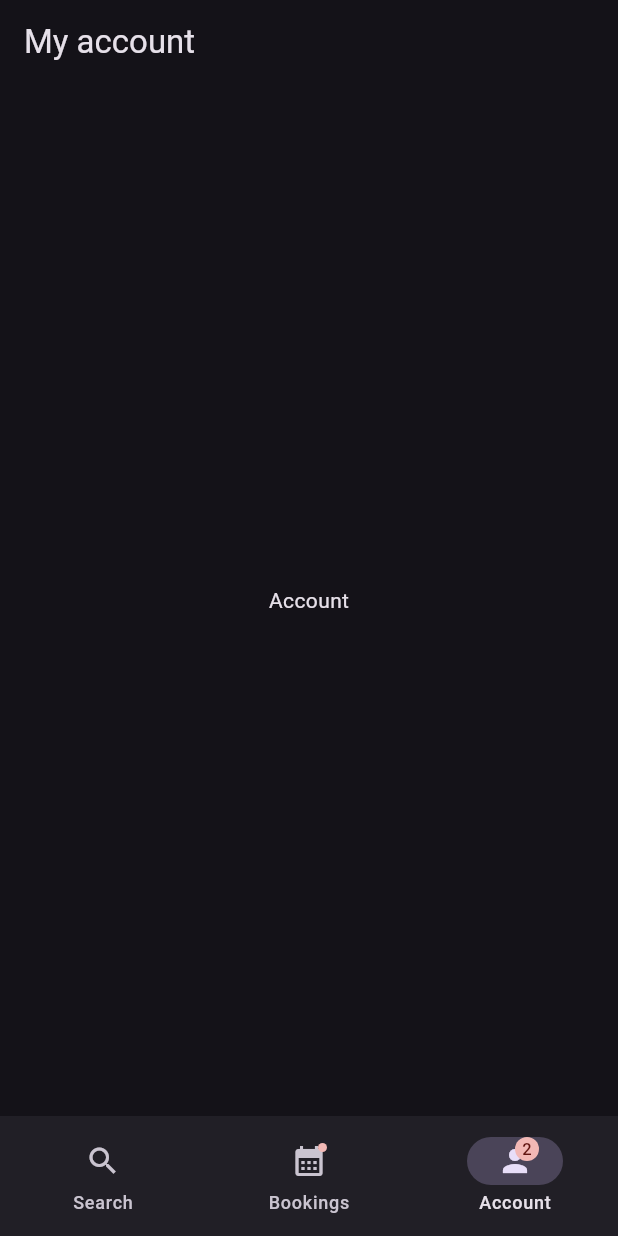
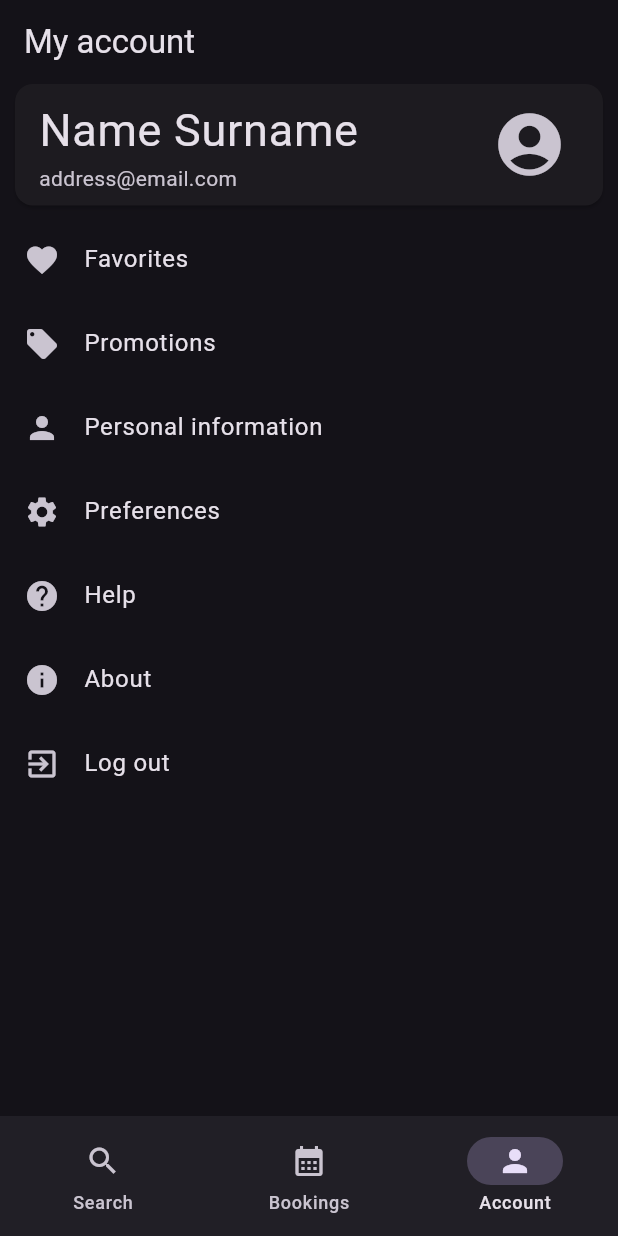
Before and after one commit to TeriyakiGod/tablebooking_flutter, a Flutter app: the screen it shows after launch, on a phone screen of 412 x 824 dp. Run offline on Flutter 3.47's test engine with Material 3 defaults, Android fonts, the phone set to English and light mode, and no system bars; our stand-ins replace firebase_core, geolocator, go_router, google_maps_flutter, share_plus; accounts and stored records are empty.

Commit message:
added account view logged in screen

```diff
--- a/lib/account_view.dart
+++ b/lib/account_view.dart
@@ -9,8 +9,49 @@ class AccountView extends StatelessWidget {
         appBar: AppBar(
           title: const Text('My account'),
         ),
-        body: const Center(
-          child: Text('Account'),
-        ));
+        body: Column(children: [
+          const Card(
+            margin: EdgeInsets.only(bottom: 8, left: 10, right: 10),
+            child: ListTile(
+              title: Text("Name Surname", style: TextStyle(fontSize: 30)),
+              subtitle: Text("address@email.com"),
+              trailing: Icon(Icons.account_circle, size: 50.0),
+            ),
+          ),
+          Expanded(
+            child: ListView(
+              children: const [
+                ListTile(
+                  title: Text('Favorites'),
+                  leading: Icon(Icons.favorite),
+                ),
+                ListTile(
+                  title: Text('Promotions'),
+                  leading: Icon(Icons.local_offer),
+                ),
+                ListTile(
+                  title: Text('Personal information'),
+                  leading: Icon(Icons.person),
+                ),
+                ListTile(
+                  title: Text('Preferences'),
+                  leading: Icon(Icons.settings),
+                ),
+                ListTile(
+                  title: Text('Help'),
+                  leading: Icon(Icons.help),
+                ),
+                ListTile(
+                  title: Text('About'),
+                  leading: Icon(Icons.info),
+                ),
+                ListTile(
+                  title: Text('Log out'),
+                  leading: Icon(Icons.exit_to_app),
+                ),
+              ],
+            ),
+          ),
+        ]));
   }
 }
--- a/lib/navigation.dart
+++ b/lib/navigation.dart
@@ -18,14 +18,11 @@ class Navigation extends StatelessWidget {
             label: 'Search',
           ),
           NavigationDestination(
-            icon: Badge(child: Icon(Icons.calendar_month)),
+            icon: Icon(Icons.calendar_month),
             label: 'Bookings',
           ),
           NavigationDestination(
-            icon: Badge(
-              label: Text('2'),
-              child: Icon(Icons.person),
-            ),
+            icon: Icon(Icons.person),
             label: 'Account',
           ),
         ],
--- a/lib/restaurant/book/book_result_view.dart
+++ b/lib/restaurant/book/book_result_view.dart
@@ -1,8 +1,6 @@
 import 'package:flutter/material.dart';
 import 'package:tablebooking_flutter/models/booking_request.dart';
 import 'package:tablebooking_flutter/models/booking.dart';
-import 'package:http/http.dart' as http;
-import 'dart:convert';
 
 class BookResultView extends StatefulWidget {
   final BookingRequest bookingRequest;
```
